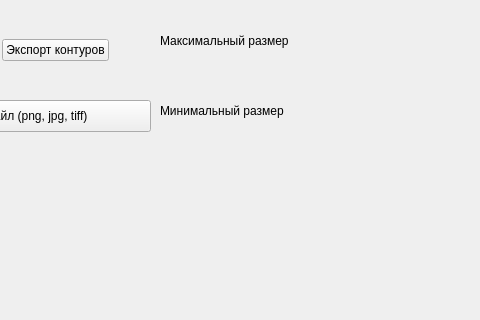
Above: modus.ui from Werest/woork before the change; both pictures show x 340 to 820 and y 0 to 320 of the 820 by 623 pixel window. Below: the same form after it.
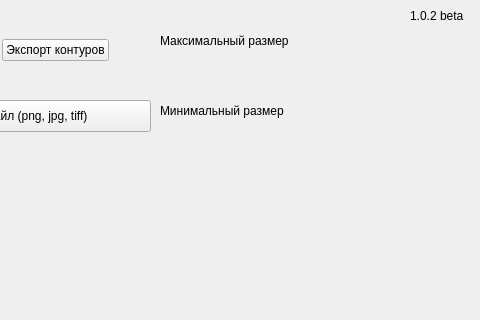
That is the form after the change.

Diff of the .ui file:
```diff
--- a/modus.ui
+++ b/modus.ui
@@ -188,6 +188,19 @@
      <string>Открыть файл (png, jpg, tiff)</string>
     </property>
    </widget>
+   <widget class="QLabel" name="label_5">
+    <property name="geometry">
+     <rect>
+      <x>750</x>
+      <y>0</y>
+      <width>60</width>
+      <height>31</height>
+     </rect>
+    </property>
+    <property name="text">
+     <string>1.0.2 beta</string>
+    </property>
+   </widget>
   </widget>
   <widget class="QMenuBar" name="menubar">
    <property name="geometry">
```
